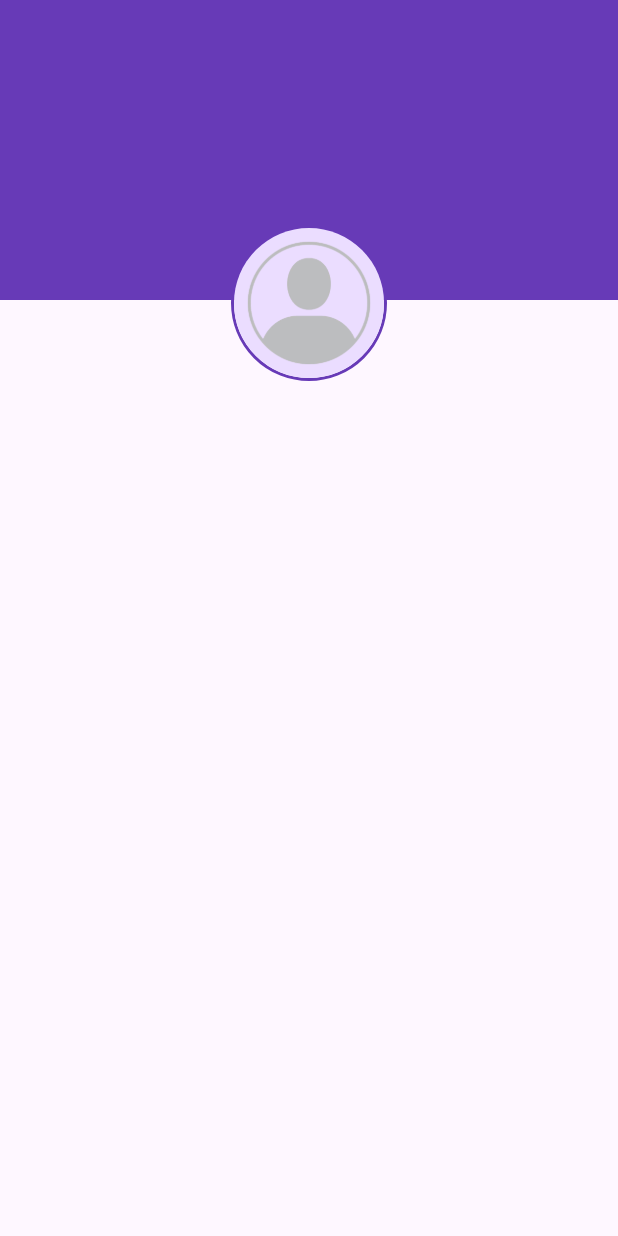
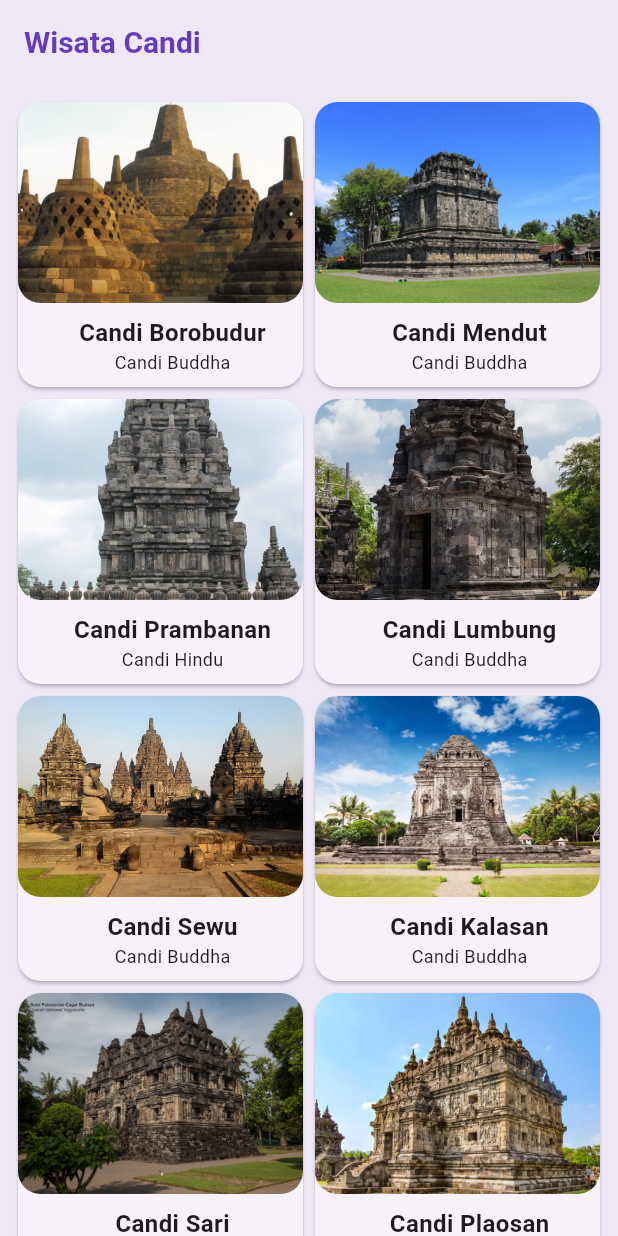
Before and after one commit to mayangsarinr/wisata_candi_mayangsari, a Flutter app: the screen it shows after launch, on a phone screen of 412 x 824 dp. Run offline on Flutter 3.47's test engine with Material 3 defaults, Android fonts, the phone set to English and light mode, and no system bars; our stand-ins replace cached_network_image.

Commit message:
update itemCard
aa

```diff
--- a/lib/main.dart
+++ b/lib/main.dart
@@ -1,25 +1,45 @@
 import 'package:flutter/material.dart';
 import 'package:wisata_candi/data/candi_data.dart';
+import 'package:wisata_candi/screens/SignInScreen.dart';
+import 'package:wisata_candi/screens/SignUpScreen.dart';
 import 'package:wisata_candi/screens/detail_screen.dart';
+import 'package:wisata_candi/screens/home_screen.dart';
 import 'package:wisata_candi/screens/profile_screen.dart';
+import 'package:wisata_candi/screens/search_screen.dart';
 
 void main() {
-  runApp(const MyWidget());
+  runApp(const MyApp());
 }
 
-class MyWidget extends StatelessWidget {
-  const MyWidget({super.key});
+class MyApp extends StatelessWidget {
+  const MyApp({super.key});
 
+  // This widget is the root of your application.
   @override
   Widget build(BuildContext context) {
     return MaterialApp(
-      title: 'Wiisata Candi',
+      title: 'Wisata Candi',
       theme: ThemeData(
-        colorScheme: ColorScheme.fromSeed(seedColor: Colors.deepPurple),
+        appBarTheme: const AppBarTheme(
+          iconTheme: IconThemeData(color: Colors.deepPurple),
+          titleTextStyle: TextStyle(
+            color: Colors.deepPurple,
+            fontSize: 20,
+            fontWeight: FontWeight.bold,
+          ),
+        ),
+        colorScheme: ColorScheme.fromSeed(seedColor: Colors.deepPurple).copyWith(
+          primary: Colors.deepPurple,
+          surface: Colors.deepPurple[50],
+        ),
         useMaterial3: true,
       ),
-      home: ProfileScreen(),
-      // home: DetailScreen(candi: candiList[0], ),
+      //home: ProfileScreen(),
+      //home: DetailScreen(candi: candiList[0]),
+      // home: SignInScreen(),
+      // home: SignUpScreen(),
+      //home: SearchScreen(),
+      home: HomeScreen(),
     );
   }
 }
--- /dev/null
+++ b/lib/screens/home_screen.dart
@@ -0,0 +1,33 @@
+import 'package:flutter/material.dart';
+import 'package:flutter/rendering.dart';
+import 'package:wisata_candi/data/candi_data.dart';
+import 'package:wisata_candi/widgets/item_card.dart';
+
+import '../models/candi.dart';
+
+class HomeScreen extends StatefulWidget {
+  const HomeScreen({super.key});
+
+  @override
+  State<HomeScreen> createState() => _HomeScreenState();
+}
+
+class _HomeScreenState extends State<HomeScreen> {
+  @override
+  Widget build(BuildContext context) {
+    return Scaffold(
+      //TODO: 1. Buat appbar dengan judul Wisata Candi
+      appBar: AppBar(title: Text('Wisata Candi'),),
+      //TODO: 2. Buat body dengan GridView.builder
+      body: GridView.builder(
+          gridDelegate: SliverGridDelegateWithFixedCrossAxisCount(crossAxisCount: 2),
+          padding: EdgeInsets.all(8),
+          itemCount: candiList.length,
+          itemBuilder: (context, index){
+            return ItemCard(candi: candiList[index]);
+          }
+      ),
+      //TODO: 3. Buat ItemCard sebagai return Value dari GridView.builder
+    );
+  }
+}
--- /dev/null
+++ b/lib/widgets/item_card.dart
@@ -0,0 +1,61 @@
+import 'package:flutter/material.dart';
+
+import '../models/candi.dart';
+
+class ItemCard extends StatelessWidget {
+  //TODO: 1. Delarasikan variabel yang dibutuhkan dan pasang pada konstruktor
+  final Candi candi;
+  const ItemCard({super.key, required this.candi});
+
+  @override
+  Widget build(BuildContext context) {
+    return Card(
+      //TODO: 2. Tetapkan parameter shape, margin, dan elevation dari Cari
+      shape: RoundedRectangleBorder(
+          borderRadius: BorderRadius.circular(15)
+      ),
+      margin: EdgeInsets.all(4),
+      elevation: 1,
+      child: Column(
+        children: [
+          //TODO: 3. Buat Image sebagai anak dari Column
+          Expanded(
+            child: ClipRRect(
+              borderRadius: BorderRadius.circular(15) ,
+              child: Image.asset(candi.imageAsset,
+                  width: double.infinity,
+                  fit: BoxFit.cover
+              ),
+            ),
+          ),
+          Padding(
+            padding: const EdgeInsets.only(
+              left: 16,
+              top: 8,
+            ),
+            child: Text(
+              candi.name,
+              style: TextStyle(
+                fontSize: 16,
+                fontWeight: FontWeight.bold,
+              ),
+            ),
+          ),
+          Padding(
+            padding: const EdgeInsets.only(
+              left: 16, bottom: 8),
+            child: Text(
+              candi.type,
+              style: TextStyle(
+                fontSize: 12,
+              ),
+            ),
+          ),
+          //TODO: 4. Buat Text sebagai anak dari Column
+          //TODO: 5. Buat Text sebagai anak dari Column
+
+        ],
+      ),
+    );
+  }
+}
```
Also changed, not shown: lib/screens/SignInScreen.dart (added, +105 -0 lines), lib/screens/SignUpScreen.dart (added, +87 -0 lines), lib/screens/search_screen.dart (added, +89 -0 lines).
